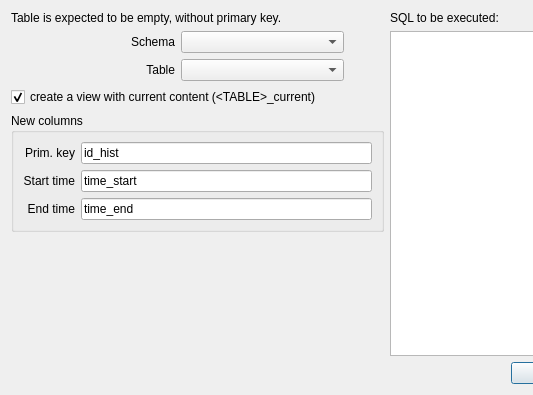
Old version of the form ui/DlgVersioning.ui in the repository wonder-sk/postgis_manager; both pictures show x 0 to 533 and y 0 to 395 of the 774 by 395 pixel window.
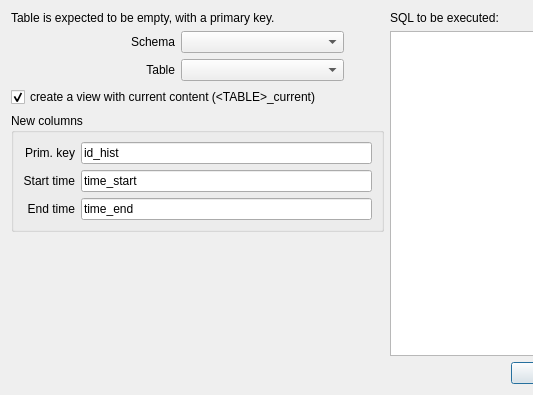
New version of the form.

Commit message: postgis-manager: - fixed versioning, truncating of tables - replaced xpm icons with png (shared in docs) - added help - docs about geom.processing and versioning

Patch:
```diff
--- a/ui/DlgVersioning.ui
+++ b/ui/DlgVersioning.ui
@@ -19,7 +19,7 @@
      <item>
       <widget class="QLabel" name="label_4">
        <property name="text">
-        <string>Table is expected to be empty, without primary key.</string>
+        <string>Table is expected to be empty, with a primary key.</string>
        </property>
       </widget>
      </item>
```
The commit also changes 15 other files.
